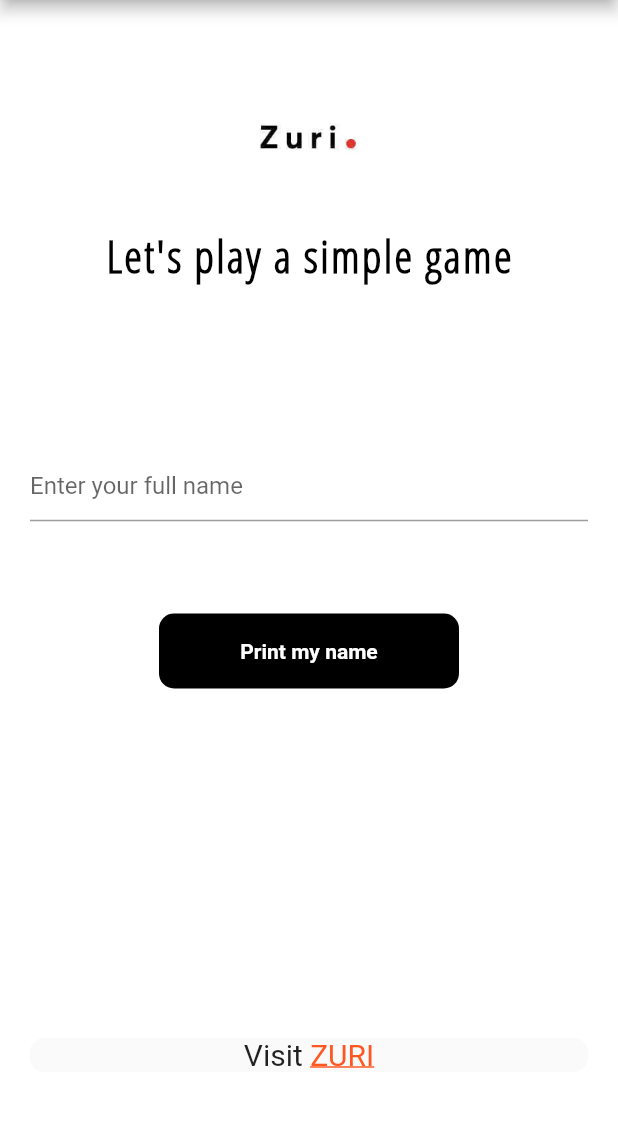
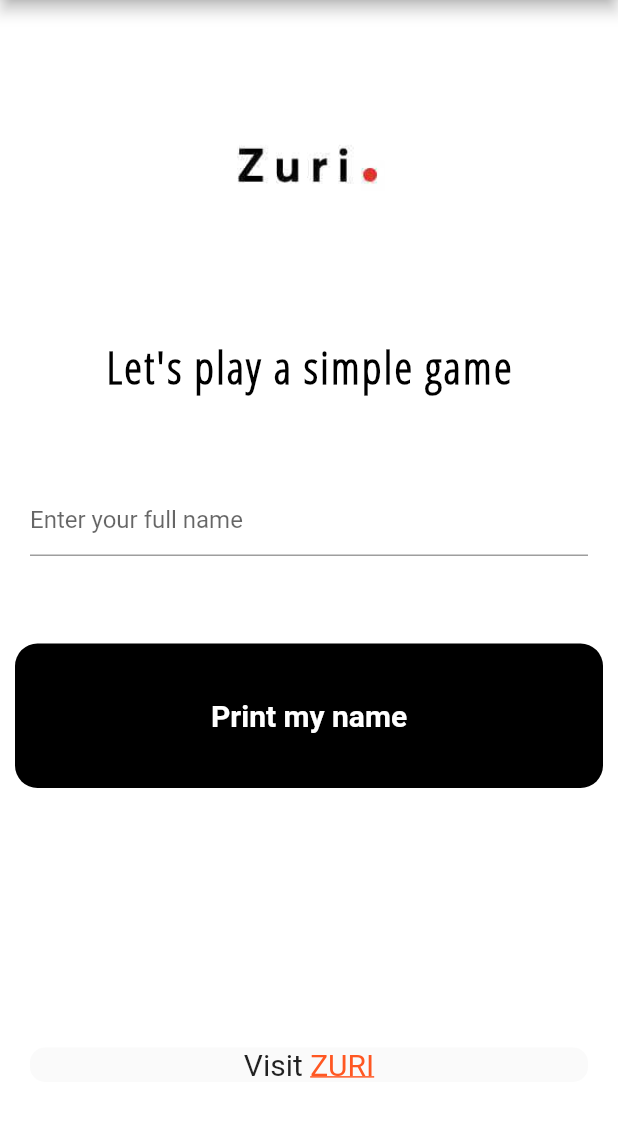
Before and after one commit to glorry88/Zuri-Task, a Flutter app: the screen it shows after launch, after a tap on "Print my name", on a phone screen of 412 x 824 dp, the part 84-1221 px from its top. Run offline on Flutter 3.47's test engine with Material 2 defaults, Android fonts, the phone set to English and light mode, and no system bars; Roboto replaces fonts that are missing (OpenSansCondensed-LightItalic).

Commit message:
added app icon and changed size

```diff
--- a/lib/Body.dart
+++ b/lib/body.dart
@@ -28,15 +28,18 @@ class _BodyState extends State<Body> {
         SizedBox(
           height: 50,
         ),
-        Image(
+        Expanded(
+          child: Image(
             image: AssetImage('assets/zuri.jpeg'),
             height: 80,
             width: 150,
+          ),
         ),
         SizedBox(
           height: 20,
         ),
         Expanded(
+          child: Center(
             child: Text(
               'Let\'s play a simple game',
               style: TextStyle(
@@ -45,6 +48,7 @@ class _BodyState extends State<Body> {
                   letterSpacing: 1.5,
                   fontFamily: 'OpenSansCondensed-Light',
                   fontWeight: FontWeight.bold),
+            ),
           ),
         ),
 
@@ -59,32 +63,35 @@ class _BodyState extends State<Body> {
             ),
           ),
         ),
-        // SizedBox(
-        //   height: 50,
-        // ),
-        Container(
-          child: GestureDetector(
-            onTap: () {
-              printName();
-              print('pressed');
+              Expanded(
+                child: Padding(
+                  padding: const EdgeInsets.all(10),
+                  child: Container(
+                    child: Center(
+                      child: TextButton(
+                        onPressed: () {
+                          setState(() {
+
+                          });
                         },
-            child: Center(
                         child: Text(
                           'Print my name',
                           style: TextStyle(
-                    color: Colors.white, fontWeight: FontWeight.bold),
+                            fontSize: 20,
+                            fontWeight: FontWeight.bold,
+                            color: Colors.white
+                          ),
                         ),
                       ),
                     ),
                     decoration: BoxDecoration(
-            borderRadius: BorderRadius.circular(10),
                       color: Colors.black,
+                      borderRadius: BorderRadius.circular(15),
+
                     ),
-          height: 50,
-          width: 200,
+
                   ),
-        SizedBox(
-          height: 50,
+                ),
               ),
         Expanded(
           child: Container(
--- a/lib/main.dart
+++ b/lib/main.dart
@@ -1,5 +1,5 @@
 import 'package:flutter/material.dart';
-import 'Body.dart';
+import 'body.dart';
 
 void main() {
   runApp(PrintName());
```
Also changed, not shown: lib/printName.dart (renamed from lib/PrintName.dart), 44 other files. Lines whose indentation alone changed are shown as unchanged.
